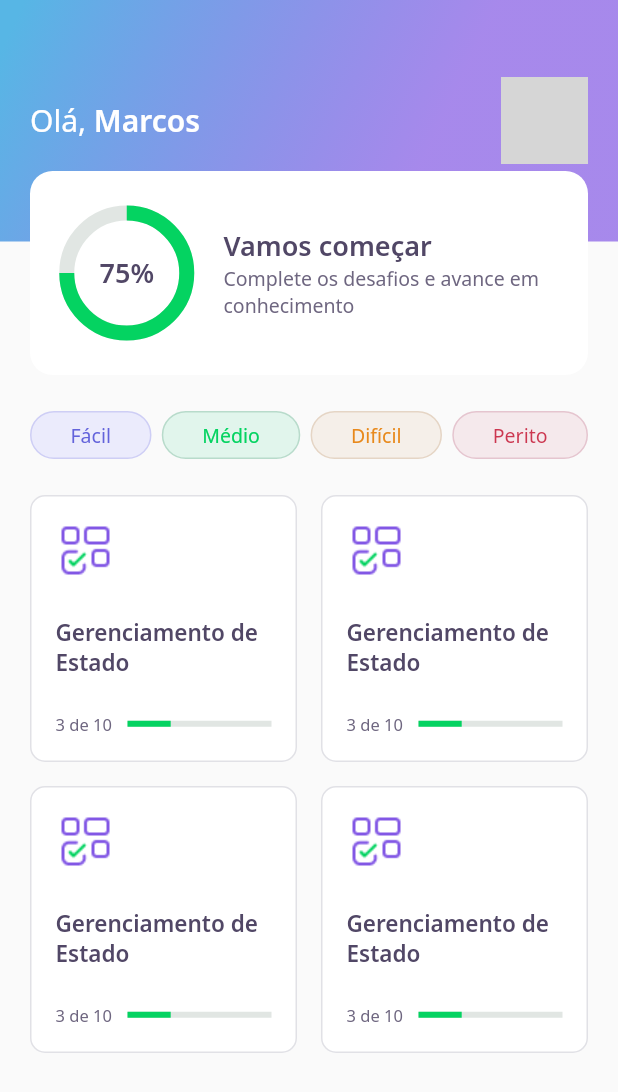
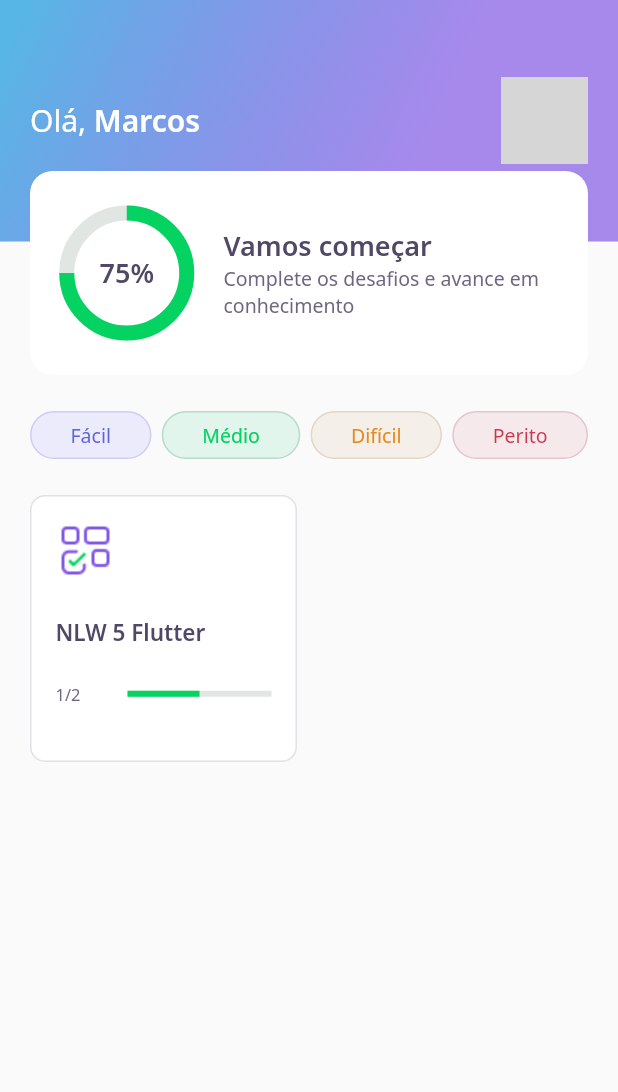
Before and after one commit to salvadormarcos/nlw5_flutter, a Flutter app: the HomePage screen opened directly, on a phone screen of 412 x 824 dp. Shown: the top 1092 px of the screen. Run offline on Flutter 3.47's test engine with Material 2 defaults, Android fonts, the phone set to English and light mode, and no system bars; our stand-ins replace google_fonts; accounts and stored records are empty; network calls fail; grey boxes are pictures that could not be loaded.

Commit message:
Terceira aula

```diff
--- /dev/null
+++ b/assets/database/quizzes.json
@@ -0,0 +1,46 @@
+[
+    {
+        "title": "NLW 5 Flutter",
+        "image": "blocks",
+        "questionAnswered": 1,
+        "level": "facil",
+        "questions": [
+            {
+                "title": "Está curtindo o Flutter?",
+                "answers": [
+                    {
+                        "title": "Estou curtindo"
+                    },
+                    {
+                        "title": "Amando Flutter"
+                    },
+                    {
+                        "title": "Muito top"
+                    },
+                    {
+                        "title": "Show de bola!",
+                        "isCorrect": true
+                    }
+                ]
+            },
+            {
+                "title": "Está curtindo o Flutter?",
+                "answers": [
+                    {
+                        "title": "Estou curtindo"
+                    },
+                    {
+                        "title": "Amando Flutter"
+                    },
+                    {
+                        "title": "Muito top"
+                    },
+                    {
+                        "title": "Show de bola!",
+                        "isCorrect": true
+                    }
+                ]
+            }
+        ]
+    }
+]
--- /dev/null
+++ b/assets/database/user.json
@@ -0,0 +1,5 @@
+{
+    "name": "Marcos",
+    "photoUrl": "https://avatars.githubusercontent.com/u/1117948?v=4",
+    "score": 75
+}
--- a/lib/core/app_widget.dart
+++ b/lib/core/app_widget.dart
@@ -9,8 +9,8 @@ class AppWidget extends StatelessWidget {
     return MaterialApp(
       title: "DevQuiz",
       //home: SplashPage(),
-      //home: HomePage(),
-      home: ChallengePage(),
+      home: HomePage(),
+      //home: ChallengePage(),
     );
   }
 }
--- /dev/null
+++ b/lib/home/home_controller.dart
@@ -0,0 +1,31 @@
+import 'package:devquiz/core/app_images.dart';
+import 'package:devquiz/home/home_state.dart';
+import 'package:devquiz/shared/models/quiz_model.dart';
+import 'package:devquiz/shared/models/user_model.dart';
+import 'package:flutter/material.dart';
+
+import 'home_repository.dart';
+
+class HomeController {
+
+  final stateNotifier = ValueNotifier<HomeState>(HomeState.empty);
+  set state(HomeState value) => stateNotifier.value = value;
+  HomeState get state => stateNotifier.value;
+
+  UserModel? user;
+  List<QuizModel>? quizzes;
+
+  final _repository = HomeRepository();
+
+  void getUser() async {
+    state = HomeState.loading;
+    user = await _repository.getUser();
+    state = HomeState.success;
+  }
+
+  void getQuizzes() async {
+    state = HomeState.loading;
+    quizzes = await _repository.getQuizzes();
+    state = HomeState.success;
+  }
+}
--- a/lib/home/home_page.dart
+++ b/lib/home/home_page.dart
@@ -1,7 +1,12 @@
+import 'package:devquiz/challenge/widgets/quiz/quiz_widget.dart';
+import 'package:devquiz/core/app_colors.dart';
+import 'package:devquiz/home/home_controller.dart';
 import 'package:devquiz/home/widget/appbar/appbar_widget.dart';
 import 'package:devquiz/home/widget/level_button/level_button_widget.dart';
 import 'package:devquiz/home/widget/quiz_card/quiz_card_widget.dart';
 import 'package:flutter/material.dart';
+
+import 'home_state.dart';
 
 class HomePage extends StatefulWidget {
   @override
@@ -9,10 +14,33 @@ class HomePage extends StatefulWidget {
 }
 
 class _HomePageState extends State<HomePage> {
+
+  final controller = HomeController();
+
+  @override
+  void initState() {
+    super.initState();
+
+    controller.getUser();
+    controller.getQuizzes();
+
+    controller.stateNotifier.addListener(() => setState(() {}));
+  }
+
   @override
   Widget build(BuildContext context) {
+    if (controller.state != HomeState.success) {
+      return Scaffold(
+        body: Center(
+          child: CircularProgressIndicator(
+            valueColor: AlwaysStoppedAnimation<Color>(AppColors.darkGreen)
+          )
+        )
+      );
+    }
+
     return Scaffold(
-      appBar: AppBarWidget(),
+      appBar: AppBarWidget(user: controller.user!),
       body: Padding(
         padding: const EdgeInsets.symmetric(horizontal: 20),
         child: Column(
@@ -33,12 +61,9 @@ class _HomePageState extends State<HomePage> {
                 crossAxisSpacing: 16,
                 mainAxisSpacing: 16,
                 crossAxisCount: 2,
-                children: [
-                  QuizCardWidget(),
-                  QuizCardWidget(),
-                  QuizCardWidget(),
-                  QuizCardWidget(),
-                ],
+                children: controller.quizzes
+                  ?.map((e) => QuizCardWidget(quiz: e))
+                  .toList() ?? [],
               )
             )
           ],
--- /dev/null
+++ b/lib/home/home_state.dart
@@ -0,0 +1,3 @@
+enum HomeState {
+  success, loading, error, empty
+}
--- a/lib/home/widget/appbar/appbar_widget.dart
+++ b/lib/home/widget/appbar/appbar_widget.dart
@@ -1,12 +1,14 @@
 import 'package:devquiz/core/app_gradients.dart';
-import 'package:devquiz/core/app_images.dart';
 import 'package:devquiz/core/app_text_styles.dart';
 import 'package:devquiz/home/widget/score_card/score_card_widget.dart';
+import 'package:devquiz/shared/models/user_model.dart';
 import 'package:flutter/cupertino.dart';
 
 class AppBarWidget extends PreferredSize {
 
-  AppBarWidget() : super(
+  final UserModel user;
+
+  AppBarWidget({ required this.user }) : super(
     preferredSize: Size.fromHeight(250),
     child: Container(
       height: 250,
@@ -24,7 +26,7 @@ class AppBarWidget extends PreferredSize {
                   text: 'Olá, ',
                   style: AppTextStyles.title,
                   children: [
-                    TextSpan(text: 'Marcos', style: AppTextStyles.titleBold)
+                    TextSpan(text: user.name, style: AppTextStyles.titleBold)
                   ]
                 )),
                 Container(
@@ -32,7 +34,7 @@ class AppBarWidget extends PreferredSize {
                   height: 58,
                   decoration: BoxDecoration(
                     borderRadius: BorderRadius.circular(10),
-                    image: DecorationImage(image: NetworkImage('https://avatars.githubusercontent.com/u/1117948?v=4'))
+                    image: DecorationImage(image: NetworkImage(user.photoUrl))
                   ),
                 )
               ],
--- a/lib/home/widget/quiz_card/quiz_card_widget.dart
+++ b/lib/home/widget/quiz_card/quiz_card_widget.dart
@@ -1,10 +1,18 @@
 import 'package:devquiz/core/app_colors.dart';
 import 'package:devquiz/core/app_images.dart';
 import 'package:devquiz/core/app_text_styles.dart';
+import 'package:devquiz/shared/models/quiz_model.dart';
 import 'package:devquiz/shared/widgets/progress_indicator/progress_indicator.dart';
 import 'package:flutter/material.dart';
 
 class QuizCardWidget extends StatelessWidget {
+
+  final QuizModel quiz;
+
+  const QuizCardWidget({Key? key, required this.quiz}) : super(key: key);
+
+  Image get _image => Image.asset('assets/images/${quiz.image}.png');
+
   @override
   Widget build(BuildContext context) {
     return Container(
@@ -22,11 +30,11 @@ class QuizCardWidget extends StatelessWidget {
           Container(
             height: 40,
             width: 40,
-            child: Image.asset(AppImages.blocks),
+            child: _image,
           ),
           SizedBox(height: 24,),
           Text(
-            'Gerenciamento de Estado',
+            quiz.title,
             style: AppTextStyles.heading15
           ),
           SizedBox(height: 24,),
@@ -35,13 +43,13 @@ class QuizCardWidget extends StatelessWidget {
               Expanded(
                 flex: 1,
                 child: Text(
-                  '3 de 10',
+                  '${quiz.questionAnswered}/${quiz.questions.length}',
                   style: AppTextStyles.body11,
                 ),
               ),
               Expanded(
                 flex: 2,
-                child: ProgressIndicatorWidget(value: 0.3),
+                child: ProgressIndicatorWidget(value: quiz.questionAnswered / quiz.questions.length),
               )
             ],
           )
--- /dev/null
+++ b/lib/shared/models/question_model.dart
@@ -0,0 +1,32 @@
+import 'dart:convert';
+
+import 'answer_model.dart';
+
+class QuestionModel {
+
+  final String title;
+  final List<AnswerModel> answers;
+
+  QuestionModel({ required this.title, required this.answers }) : assert(
+    answers.length == 4
+  );
+
+
+  Map<String, dynamic> toMap() {
+    return {
+      'title': title,
+      'answers': answers.map((x) => x.toMap()).toList(),
+    };
+  }
+
+  factory QuestionModel.fromMap(Map<String, dynamic> map) {
+    return QuestionModel(
+      title: map['title'],
+      answers: List<AnswerModel>.from(map['answers']?.map((x) => AnswerModel.fromMap(x))),
+    );
+  }
+
+  String toJson() => json.encode(toMap());
+
+  factory QuestionModel.fromJson(String source) => QuestionModel.fromMap(json.decode(source));
+}
--- /dev/null
+++ b/lib/shared/models/quiz_model.dart
@@ -0,0 +1,71 @@
+import 'dart:convert';
+
+import 'question_model.dart';
+
+enum Level { facil, medio, dificil, perito }
+
+extension StringToLevelExt on String {
+
+  Level get asLevel => {
+    'facil': Level.facil,
+    'medio': Level.medio,
+    'dificil': Level.dificil,
+    'perito': Level.perito,
+  }[this]!;
+
+}
+
+extension LevelToStringExt on Level {
+
+  String get name => {
+    Level.facil: 'facil',
+    Level.medio: 'medio',
+    Level.dificil: 'dificil',
+    Level.perito: 'perito',
+  }[this]!;
+
+}
+
+
+class QuizModel {
+
+  final String title;
+  final List<QuestionModel> questions;
+  final int questionAnswered;
+  final String image;
+  final Level level;
+
+  QuizModel({
+    required this.title,
+    required this.questions,
+    this.questionAnswered = 0,
+    required this.image,
+    required this.level
+  });
+
+
+
+  Map<String, dynamic> toMap() {
+    return {
+      'title': title,
+      'questions': questions.map((x) => x.toMap()).toList(),
+      'questionAnswered': questionAnswered,
+      'image': image,
+      'level': level.name,
+    };
+  }
+
+  factory QuizModel.fromMap(Map<String, dynamic> map) {
+    return QuizModel(
+      title: map['title'],
+      questions: List<QuestionModel>.from(map['questions']?.map((x) => QuestionModel.fromMap(x))),
+      questionAnswered: map['questionAnswered'],
+      image: map['image'],
+      level: map['level'].toString().asLevel,
+    );
+  }
+
+  String toJson() => json.encode(toMap());
+
+  factory QuizModel.fromJson(String source) => QuizModel.fromMap(json.decode(source));
+}
--- /dev/null
+++ b/lib/shared/models/user_model.dart
@@ -0,0 +1,31 @@
+import 'dart:convert';
+
+class UserModel {
+
+  final String name;
+  final String photoUrl;
+  final int score;
+
+  UserModel({ required this.name, required this.photoUrl, this.score = 0});
+
+
+  Map<String, dynamic> toMap() {
+    return {
+      'name': name,
+      'photoUrl': photoUrl,
+      'score': score,
+    };
+  }
+
+  factory UserModel.fromMap(Map<String, dynamic> map) {
+    return UserModel(
+      name: map['name'],
+      photoUrl: map['photoUrl'],
+      score: map['score'],
+    );
+  }
+
+  String toJson() => json.encode(toMap());
+
+  factory UserModel.fromJson(String source) => UserModel.fromMap(json.decode(source));
+}
--- a/pubspec.yaml
+++ b/pubspec.yaml
@@ -18,5 +18,6 @@ dev_dependencies:
 flutter:
   assets:
     - assets/images/
+    - assets/database/
 
   uses-material-design: true
```
Also changed, not shown: lib/home/home_repository.dart (added, +20 -0 lines), lib/shared/models/answer_model.dart (added, +28 -0 lines).
